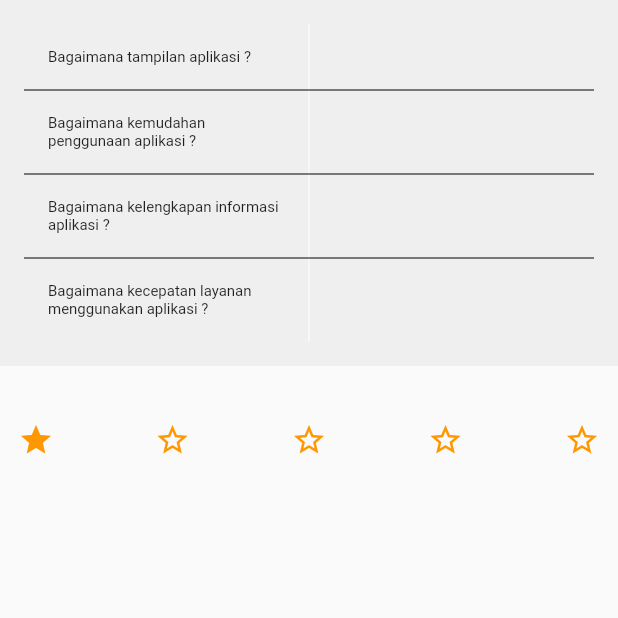
After one commit to OKKPD/okkpddev, a Flutter app: the SurveiTest screen opened by its route, after a tap on the "star border" icon, on a phone screen of 412 x 824 dp, the top half of it. The commit adds this screen. Run offline on Flutter 3.47's test engine with Material 2 defaults, Android fonts, the phone set to English and light mode, and no system bars; our stand-ins replace dio, fluttertoast, image_picker, progress_dialog, shared_preferences; missing offline and left inert: flutter_barcode_scanner; accounts and stored records are empty; network calls fail; Roboto replaces fonts that are missing (NeoSans).

Commit message:
SurveiPelanggan

```diff
--- a/okkpd_mobile/lib/main.dart
+++ b/okkpd_mobile/lib/main.dart
@@ -13,6 +13,7 @@ import 'package:okkpd_mobile/pages/layanan/rumahKemasScreen.dart';
 import 'package:okkpd_mobile/pages/media/mediaScreen.dart';
 import 'package:flutter/services.dart';
 import 'package:okkpd_mobile/pages/surveiPelanggan/surveiScreen.dart';
+import 'package:okkpd_mobile/pages/surveiPelanggan/surveiTest.dart';
 import 'package:shared_preferences/shared_preferences.dart';
 import 'package:okkpd_mobile/pages/guest/homeGuestScreen.dart';
 import 'package:okkpd_mobile/pages/guest/kontakScreen.dart';
@@ -44,6 +45,7 @@ class MyApp extends StatelessWidget {
         '/homeGuest': (BuildContext context) => new HomeGuestScreen(),
         '/kontak': (BuildContext context) => new KontakScreen(),
         '/surveiPelanggan': (BuildContext context) => new SurveiScreen(),
+        '/surveiTest': (BuildContext context) => new SurveiTest(),
         '/tambahKomoditas': (BuildContext context) =>
             new TambahKomoditasScreen(),
       },
@@ -71,7 +73,7 @@ class _SplashScreenState extends State<SplashScreen> {
     if (prefs.getString("loginId") != null) {
       Navigator.of(context).pushReplacementNamed('/homescreen');
     } else {
-      Navigator.of(context).pushReplacementNamed('/homeGuest');
+      Navigator.of(context).pushReplacementNamed('/homescreen');
     }
   }
 
--- a/okkpd_mobile/lib/pages/guest/dashBoardGuestScreen.dart
+++ b/okkpd_mobile/lib/pages/guest/dashBoardGuestScreen.dart
@@ -25,7 +25,7 @@ class _DashboarGuestScreen extends State<DashboarGuestScreen> {
           Container(
             alignment: Alignment.center,
             child: new Text(
-              'Traking Layanan Anda',
+              'Tracking Layanan Anda',
               style: new TextStyle(color: Colors.black, fontSize: 20.0),
             ),
           ),
@@ -61,7 +61,7 @@ class _DashboarGuestScreen extends State<DashboarGuestScreen> {
                       TrackingStatusScreen(_kodeController.text)),
             );
           },
-          color: Colors.blue,
+          color: Colors.lightBlueAccent,
           child: Text('Cari',
               style: TextStyle(color: Colors.white, fontSize: 20.0)),
         ),
--- a/okkpd_mobile/lib/pages/guest/guestScreen.dart
+++ b/okkpd_mobile/lib/pages/guest/guestScreen.dart
@@ -144,7 +144,7 @@ class _GuestScreen extends State<GuestScreen> {
                     minWidth: 200.0,
                     height: 42.0,
                     onPressed: scanBarcodeNormal,
-                    color: Colors.blue,
+                    color: Colors.lightBlueAccent,
                     child: Text('Scan Sertifikat', style: TextStyle(color: Colors.white, fontSize: 20.0)),
                   ),
                 ),
--- a/okkpd_mobile/lib/pages/guest/homeGuestScreen.dart
+++ b/okkpd_mobile/lib/pages/guest/homeGuestScreen.dart
@@ -68,7 +68,7 @@ class _HomeGuestScreen extends State<HomeGuestScreen> {
     setState(() {
       selectedIndex = index;
       if (index == 0) {
-        appBarTitle = "Home";
+        appBarTitle = "Beranda";
       } else if (index == 1) {
         appBarTitle = "QR";
       } else if (index == 2) {
--- a/okkpd_mobile/lib/pages/guest/kontakScreen.dart
+++ b/okkpd_mobile/lib/pages/guest/kontakScreen.dart
@@ -11,7 +11,7 @@ class KontakScreen extends StatefulWidget {
 class _KontakScreen extends State<KontakScreen> {
   _launchURL() async {
     const url =
-        'https://api.whatsapp.com/send?phone=6285865813540&text=Halo%20Admin%20Saya%20Mau%20Tanya%20Nih';
+        'https://api.whatsapp.com/send?phone=6285725260232&text=Halo%20Admin%20Saya%20Mau%20Tanya%20Nih';
     if (await canLaunch(url)) {
       await launch(url);
     } else {
@@ -107,7 +107,7 @@ class _KontakScreen extends State<KontakScreen> {
                 minWidth: 200.0,
                 height: 42.0,
                 onPressed: _launchURL,
-                color: Colors.blue,
+                color: Colors.lightBlueAccent,
                 child: Text('Hubungi Admin',
                     style: TextStyle(color: Colors.white, fontSize: 20.0)),
               ),
--- /dev/null
+++ b/okkpd_mobile/lib/pages/surveiPelanggan/surveiTest.dart
@@ -0,0 +1,130 @@
+import 'dart:ui';
+
+import 'package:flutter/material.dart';
+import 'package:url_launcher/url_launcher.dart';
+
+class SurveiTest extends StatefulWidget {
+  @override
+  _SurveiTest createState() => _SurveiTest();
+}
+
+class _SurveiTest extends State<SurveiTest> {
+  var _tampilanCont = TextEditingController();
+  var _kemudahanCont = TextEditingController();
+  var _kelengkapanCont = TextEditingController();
+  var _kecepatanCont = TextEditingController();
+
+
+  List _Gambar = [
+    {'id': 1, 'sts': 'Sangat tidak setuju', 'active':false},
+    {'id': 2, 'ts': 'Tidak Setuju', 'active':false},
+    {'id': 3, 'n': 'Netral', 'active':true},
+    {'id': 4, 's': 'Setuju', 'active':false},
+    {'id': 5, 'ss': 'Sangat Setuju', 'active':false}
+  ];
+
+
+  @override
+  Widget build(BuildContext context) {
+
+    return Scaffold(
+        body: Container(
+          child: Column(
+            children: <Widget>[
+              Container(
+                  color: Color.fromRGBO(239, 239, 239, 100),
+                  child: Column(
+                    children: <Widget>[
+
+                      Container(
+                        padding: EdgeInsets.all(16),
+                        child: Table(
+                          border: TableBorder(
+                            horizontalInside: BorderSide(
+                              color: Colors.black,
+                              style: BorderStyle.solid,
+                              width: 0.0,
+                            ),
+                            verticalInside: BorderSide(
+                              color: Colors.white,
+                              style: BorderStyle.solid,
+                              width: 0.0,
+                            ),
+                          ),
+                          children: [
+                            _buildTableRow("Bagaimana tampilan aplikasi ?, "),
+                            _buildTableRow("Bagaimana kemudahan penggunaan aplikasi ?, "),
+                            _buildTableRow("Bagaimana kelengkapan informasi aplikasi ?, "),
+                            _buildTableRow("Bagaimana kecepatan layanan menggunakan aplikasi ?, "),
+
+                          ],
+                        ),
+                      ),
+                    ],
+                  )),
+              Container(
+                child: Column(
+                  crossAxisAlignment: CrossAxisAlignment.start,
+                  children: <Widget>[
+
+
+                    Padding(
+                      padding: EdgeInsets.fromLTRB(16.0, 0.0, 16.0, 25.0),
+
+                    ),
+                  ],
+                ),
+              ),
+
+              Row(
+                  mainAxisAlignment: MainAxisAlignment.spaceBetween,
+                  children: <Widget>[
+                    for ( var i in _Gambar ) _buildSuggestions(i['id']),
+
+                  ]
+
+              ),
+
+            ],
+          ),
+
+        ));
+
+  }
+
+  TableRow _buildTableRow(String listOfNames) {
+    return TableRow(
+      children: listOfNames.split(',').map((name) {
+        return Container(
+          alignment: Alignment.topLeft,
+          child: Text(name, style: TextStyle(fontSize: 10.0)),
+          padding: EdgeInsets.all(16.0),
+        );
+      }).toList(),
+    );
+  }
+
+
+  _buildSuggestions(int i) {
+//    for (var i = 0; i < 5; i++) {
+      print(_Gambar[i-1]);
+      return IconButton(
+        color: Colors.orange ,
+        icon: _Gambar[i-1]['active']==true?Icon(Icons.star):Icon(Icons.star_border),
+        tooltip: 'Increase volume by 10',
+        onPressed: () {
+          for(var a=0; a<_Gambar.length; a++) {
+            if(a<i){
+              _Gambar[a]['active'] = true;
+            }else{
+              _Gambar[a]['active'] = false;
+            }
+          }
+          setState(() {
+
+          });
+        },
+      );
+//    }
+  }
+}
--- a/okkpd_mobile/lib/pages/user/userWidget.dart
+++ b/okkpd_mobile/lib/pages/user/userWidget.dart
@@ -6,6 +6,7 @@ import 'package:okkpd_mobile/model/repository/loginRepo.dart';
 import 'package:okkpd_mobile/pages/user/gantiPasswodWidget.dart';
 import 'package:okkpd_mobile/pages/user/informasiProfileWidget.dart';
 import 'package:shared_preferences/shared_preferences.dart';
+import 'package:okkpd_mobile/pages/surveiPelanggan/surveiTest.dart';
 import 'package:okkpd_mobile/pages/surveiPelanggan/surveiScreen.dart';
 import 'package:okkpd_mobile/pages/guest/homeGuestScreen.dart';
 
@@ -189,7 +190,7 @@ class _UserBodyState extends State<UserBody> {
                 onPressed: () {
                   Navigator.push(
                     context,
-                    MaterialPageRoute(builder: (context) => SurveiScreen()),
+                    MaterialPageRoute(builder: (context) => SurveiTest()),
                   );
                 },
               ),
```
Also changed, not shown: okkpd_mobile/lib/pages/guest/qrScreen.dart (deleted, +0 -52 lines), okkpd_mobile/lib/pages/surveiPelanggan/surveiScreen.dart (+16 -4 lines), 1 other file.
